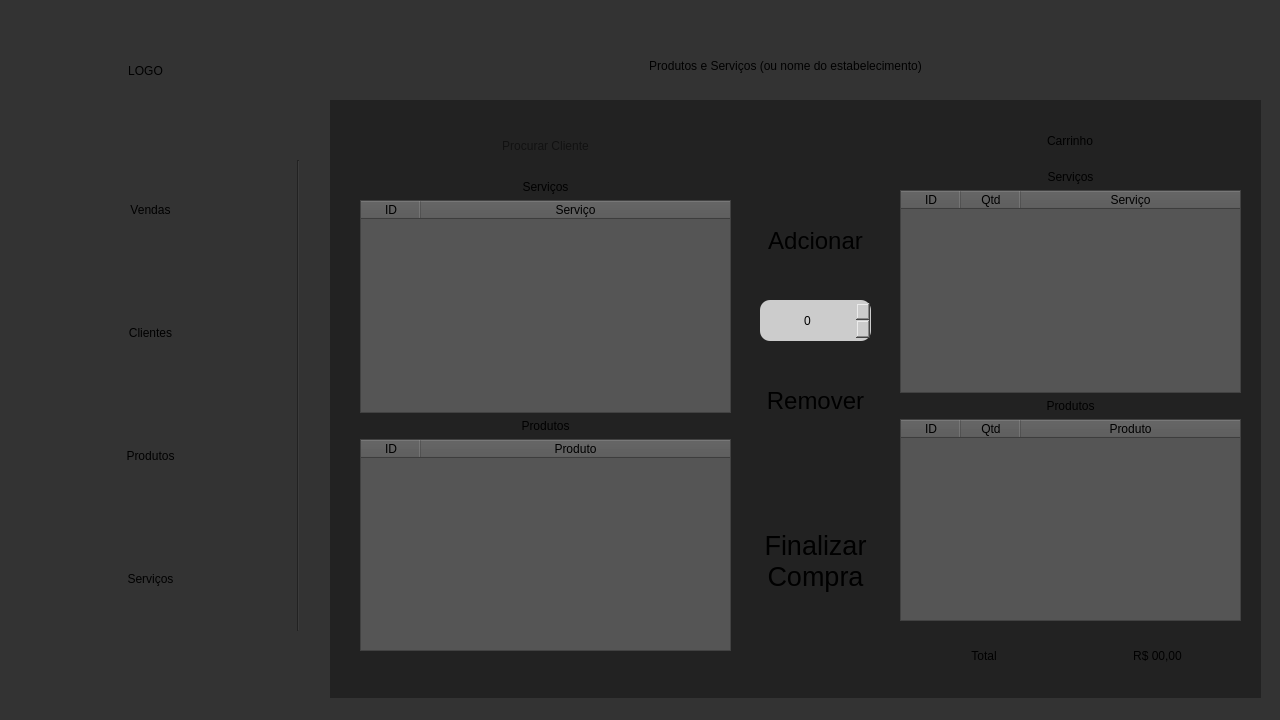
Above: ui/servicos_prototipo.ui from Patricio-python/software-de-vendas before the change. Below: the same form after it.
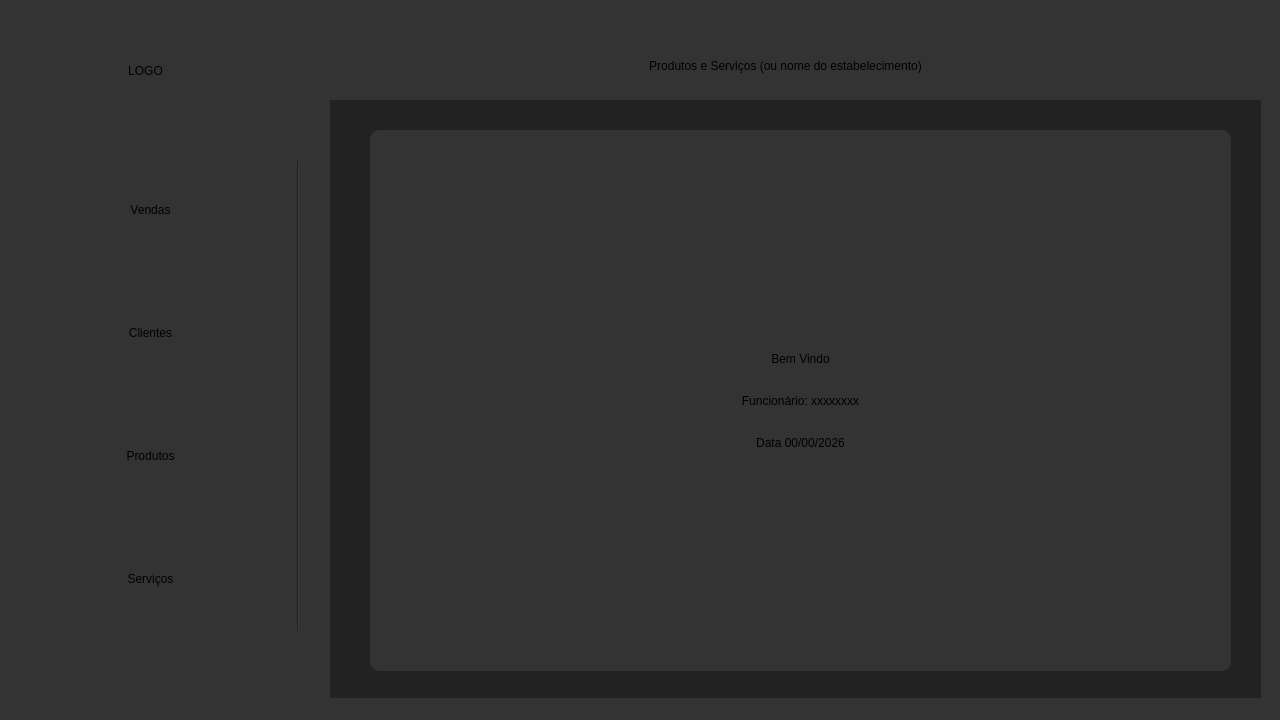
That is the form after the change.

Commit message:
Adicionado Boas Vindas
Adicionado uma tela de boas vindas após o login ser realizado.

The edit to the form file:
```diff
--- a/ui/servicos_prototipo.ui
+++ b/ui/servicos_prototipo.ui
@@ -169,6 +169,37 @@
     <property name="currentIndex">
      <number>0</number>
     </property>
+    <widget class="QWidget" name="page_8">
+     <widget class="QLabel" name="label_19">
+      <property name="geometry">
+       <rect>
+        <x>40</x>
+        <y>30</y>
+        <width>861</width>
+        <height>541</height>
+       </rect>
+      </property>
+      <property name="styleSheet">
+       <string notr="true">background-color:#333;
+color: &quot;Goldenrod&quot;;
+font: 40pt &quot;Arial&quot;;
+height: 75px;
+border-radius: 10px;</string>
+      </property>
+      <property name="text">
+       <string>Bem Vindo
+
+
+Funcionário: xxxxxxxx
+
+
+Data 00/00/2026</string>
+      </property>
+      <property name="alignment">
+       <set>Qt::AlignCenter</set>
+      </property>
+     </widget>
+    </widget>
     <widget class="QWidget" name="page">
      <widget class="QLineEdit" name="lineEdit">
       <property name="geometry">
```
